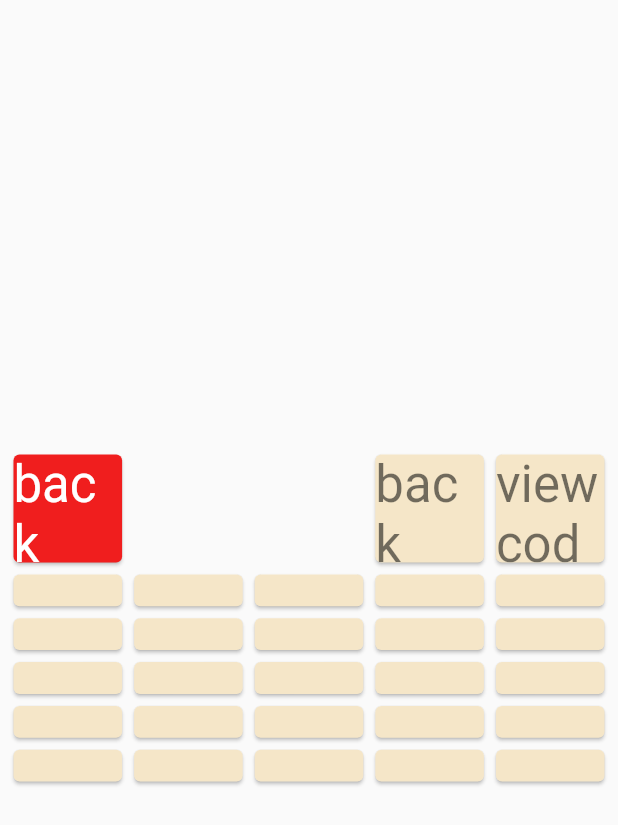
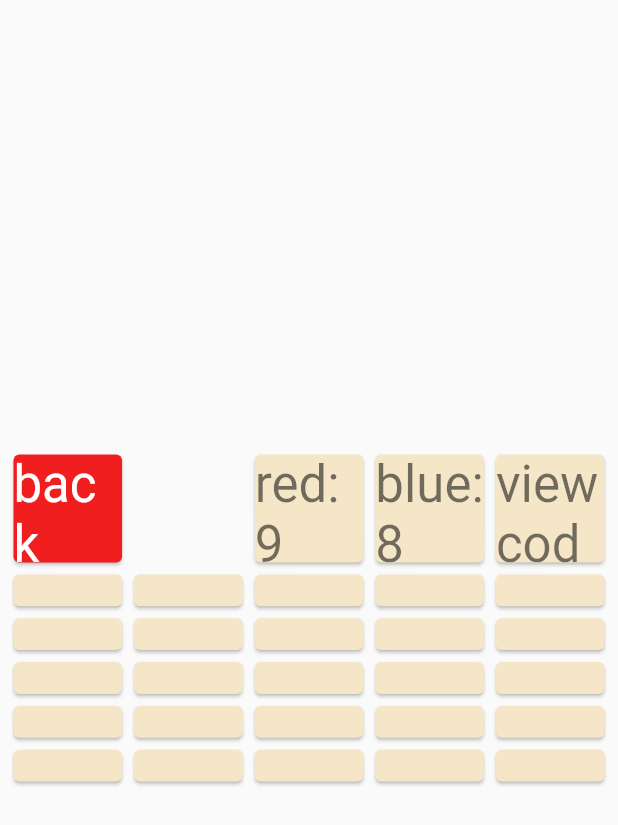
Before and after one commit to ImperialOctopus/codenames-offline, a Flutter app: the screen it shows after launch, after a tap on "New", on a phone screen of 412 x 824 dp. Shown: the top 825 px of the screen. Run offline on Flutter 3.47's test engine with Material 2 defaults, Android fonts, the phone set to English and light mode, and no system bars; our stand-ins replace bloc, equatable, flutter_bloc.

Commit message:
Add card counts to play page

```diff
--- a/lib/bloc/game/game_state.dart
+++ b/lib/bloc/game/game_state.dart
@@ -1,5 +1,6 @@
 import 'package:equatable/equatable.dart';
 
+import '../../model/card_affiliation.dart';
 import '../../model/code_card.dart';
 
 abstract class GameState extends Equatable {
@@ -18,4 +19,13 @@ class GameStatePlaying extends GameState {
 
   @override
   List<Object> get props => [cards];
+
+  int get redCardsLeft => cards
+      .where((card) => !card.visible && card.affiliation == CardAffiliation.red)
+      .length;
+
+  int get blueCardsLeft => cards
+      .where(
+          (card) => !card.visible && card.affiliation == CardAffiliation.blue)
+      .length;
 }
--- a/lib/screen/play_screen.dart
+++ b/lib/screen/play_screen.dart
@@ -1,3 +1,4 @@
+import 'package:codenames/model/card_affiliation.dart';
 import 'package:flutter/material.dart';
 import 'package:flutter_bloc/flutter_bloc.dart';
 
@@ -53,7 +54,7 @@ class PlayScreen extends StatelessWidget {
                   crossAxisAlignment: CrossAxisAlignment.stretch,
                   children: [
                     Expanded(child: _buildBackButton(context)),
-                    Expanded(flex: 3, child: _buildScoreBar(context)),
+                    Expanded(flex: 3, child: _buildScoreBar(context, state)),
                     Expanded(child: _buildCodeButton(context)),
                   ],
                 ),
@@ -167,21 +168,28 @@ class PlayScreen extends StatelessWidget {
     );
   }
 
-  Widget _buildScoreBar(BuildContext context) {
+  Widget _buildScoreBar(BuildContext context, GameStatePlaying state) {
     return Row(
       crossAxisAlignment: CrossAxisAlignment.stretch,
       children: [
-        Spacer(flex: 2),
+        Spacer(flex: 1),
         Expanded(
             child: Card(
           color: cardColor,
-          child: InkWell(
-            onTap: () => Navigator.of(context).pop(),
-            child: Center(
-              child: Text(
-                'back',
-                style: Theme.of(context).textTheme.headline4,
-              ),
+          child: Center(
+            child: Text(
+              'red: ${state.redCardsLeft}',
+              style: Theme.of(context).textTheme.headline4,
+            ),
+          ),
+        )),
+        Expanded(
+            child: Card(
+          color: cardColor,
+          child: Center(
+            child: Text(
+              'blue: ${state.blueCardsLeft}',
+              style: Theme.of(context).textTheme.headline4,
             ),
           ),
         )),
--- a/lib/service/new_game_service.dart
+++ b/lib/service/new_game_service.dart
@@ -24,7 +24,7 @@ class NewGameService {
       [StartingTeam startingTeam = StartingTeam.random]) async {
     if (startingTeam == StartingTeam.random) {
       startingTeam =
-          (Random().nextInt(1) == 0) ? StartingTeam.red : StartingTeam.blue;
+          (Random().nextInt(2) == 0) ? StartingTeam.red : StartingTeam.blue;
     }
 
     return wordService
```
